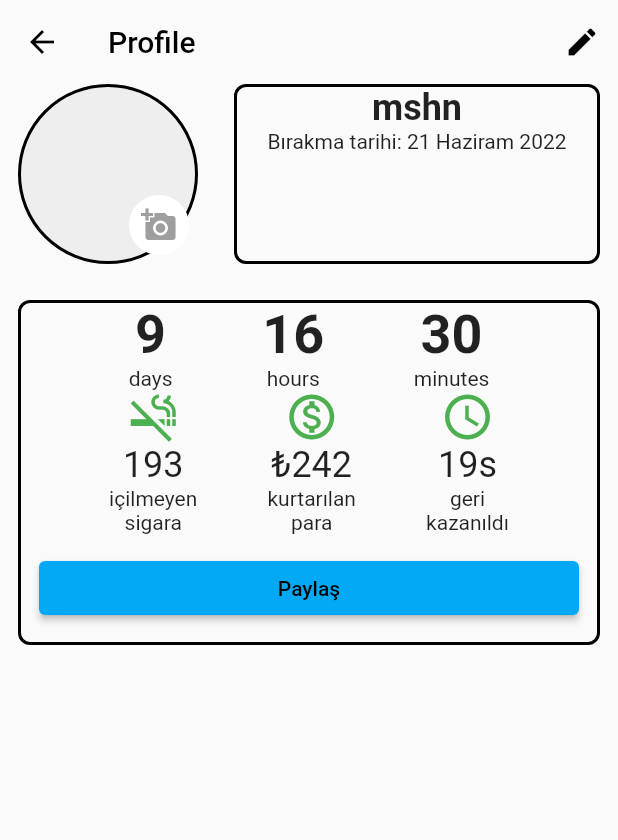
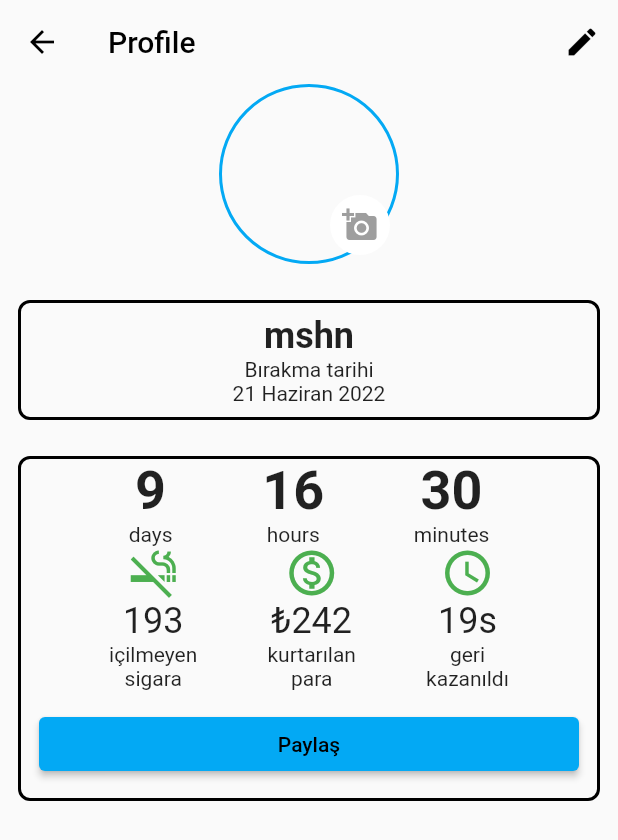
Before and after one commit to musahinist/quit_smoking, a Flutter app: the screen it shows after launch, scrolled down 576 dp, after a tap on the "share" icon, on a phone screen of 412 x 824 dp. Shown: the top 840 px of the screen. Run offline on Flutter 3.47's test engine with Material 2 defaults, Android fonts, the phone set to English and light mode, and no system bars; our stand-ins replace camera, flutter_riverpod, riverpod; missing offline and left inert: photo_manager.

Commit message:
change minor ui

```diff
--- a/lib/core/constant.dart
+++ b/lib/core/constant.dart
@@ -141,7 +141,7 @@ class Constant {
     {
       'duration': Duration(days: 100),
       "title":
-          "100 gün sonra, Canınızın çekmesi haftada bir kaç kereye kadar düşecek psikolojik bağımlılık kolay yönetilir olacaktır."
+          "100 gün sonra, Canınızın çekmesi haftada bir kaç kereye kadar düşecek ve daha kolay yönetilir olacaktır."
     },
     {
       'duration': Duration(days: 120),
--- a/lib/view/health/health_page.dart
+++ b/lib/view/health/health_page.dart
@@ -32,6 +32,7 @@ class HealthPage extends StatelessWidget {
                         borderRadius: BorderRadius.circular(12),
                         child: LinearProgressIndicator(
                           minHeight: 12,
+                          backgroundColor: Colors.lightBlue[100],
                           valueColor: AlwaysStoppedAnimation(
                               elapsed >= 1 ? Colors.green : Colors.blue),
                           value: elapsed,
--- a/lib/view/home/achievement_section.dart
+++ b/lib/view/home/achievement_section.dart
@@ -59,8 +59,11 @@ class AchievementSection extends StatelessWidget {
                                       '${elapsed > 1 ? 100 : (elapsed * 100).toStringAsFixed(0)}')
                                 ],
                               )),
-                          const Icon(Icons.health_and_safety_outlined,
-                              size: 80),
+                          const Icon(
+                            Icons.health_and_safety_outlined,
+                            size: 80,
+                            color: Colors.amber,
+                          ),
                           Text(Constant.achievements[i]['body']),
                         ],
                       ),
--- a/lib/view/home/daily_mood_section.dart
+++ b/lib/view/home/daily_mood_section.dart
@@ -87,13 +87,15 @@ class _DailyMoodSectionState extends State<DailyMoodSection> {
                       const Text('How was your mood?'),
                       Row(
                         children: [
-                          const Icon(Icons.mood_bad),
-                          Expanded(child:
-                              StatefulBuilder(builder: (context, setState) {
+                          const Icon(Icons.mood_bad, color: Colors.red),
+                          Expanded(
+                            child: StatefulBuilder(
+                              builder: (context, setState) {
                                 return SliderTheme(
                                   data: SliderThemeData(
                                     trackShape: GradientRectSliderTrackShape(
-                                    gradient: gradient, darkenInactive: false),
+                                        gradient: gradient,
+                                        darkenInactive: false),
                                   ),
                                   child: Slider(
                                     value: moodVal,
@@ -104,26 +106,30 @@ class _DailyMoodSectionState extends State<DailyMoodSection> {
                                     max: 5,
                                     onChanged: (val) {
                                       setStatus(i, val.toInt() - 1);
-
                                       moodVal = val;
                                       if (val > 1) {
                                         gradient = LinearGradient(
                                           colors: colors
                                               .take((val).toInt())
-                                              .toList());
+                                              .toList(),
+                                        );
                                       }
                                       setState(() {});
-                                  }),
+                                    },
+                                  ),
                                 );
-                          })),
-                          const Icon(Icons.mood),
+                              },
+                            ),
+                          ),
+                          const Icon(Icons.mood, color: Colors.lightBlue),
                         ],
                       ),
 
                       const SizedBox(height: 16),
 
                       TextFormField(
-                        maxLines: 5,
+                        maxLines: null,
+                        maxLength: 144,
                         decoration: const InputDecoration(
                             hintText: 'Comments',
                             border: OutlineInputBorder(
--- a/lib/view/home/health_section.dart
+++ b/lib/view/home/health_section.dart
@@ -40,20 +40,28 @@ class HealthSection extends StatelessWidget {
                         crossAxisAlignment: CrossAxisAlignment.start,
                         mainAxisAlignment: MainAxisAlignment.spaceBetween,
                         children: [
-                          Align(
-                            alignment: Alignment.topRight,
-                            child: Stack(
-                              alignment: Alignment.center,
-                              children: [
-                                CircularProgressIndicator(
-                                  valueColor: AlwaysStoppedAnimation(
-                                      elapsed < 1 ? Colors.blue : Colors.green),
-                                  value: elapsed,
+                          Row(
+                            children: [
+                              Expanded(
+                                child: ClipRRect(
+                                  borderRadius: BorderRadius.circular(12),
+                                  child: LinearProgressIndicator(
+                                    minHeight: 12,
+                                    backgroundColor: Colors.pinkAccent[100],
+                                    valueColor: AlwaysStoppedAnimation(
+                                        elapsed >= 1
+                                            ? Colors.green
+                                            : Colors.blue),
+                                    value: elapsed,
+                                  ),
                                 ),
-                                Text(
-                                    '${elapsed > 1 ? 100 : (elapsed * 100).toStringAsFixed(0)}')
-                              ],
-                            ),
+                              ),
+                              Padding(
+                                padding: const EdgeInsets.all(8.0),
+                                child: Text(
+                                    '${elapsed > 1 ? 100 : (elapsed * 100).toStringAsFixed(0)}%'),
+                              )
+                            ],
                           ),
                           const SizedBox(width: 12),
                           Text(Constant.healthStatus[i]['title']),
--- a/lib/view/profile/profile.page.dart
+++ b/lib/view/profile/profile.page.dart
@@ -26,15 +26,14 @@ class _ProfilePageState extends State<ProfilePage> {
       body: ListView(
         padding: const EdgeInsets.symmetric(horizontal: 12),
         children: [
-          Row(
-            children: [
-              Container(
+          Center(
+            child: Container(
               height: 120,
               width: 120,
               alignment: Alignment.bottomRight,
               decoration: BoxDecoration(
-                  color: Colors.grey.shade200,
-                  border: Border.all(width: 2),
+                //  color: Colors.grey.shade200,
+                border: Border.all(width: 2, color: Colors.lightBlue),
                 borderRadius: BorderRadius.circular(100),
                 image: photoUrl != null
                     ? DecorationImage(
@@ -69,24 +68,24 @@ class _ProfilePageState extends State<ProfilePage> {
                 },
               ),
             ),
-              const SizedBox(width: 24),
-              Expanded(
-                child: Container(
-                  height: 120,
+          ),
+          const SizedBox(height: 24),
+          Container(
+            padding: const EdgeInsets.all(8),
             decoration: BoxDecoration(
                 border: Border.all(width: 2),
                 borderRadius: BorderRadius.circular(8)),
             child: Column(
               children: [
                 const Text('mshn',
-                          style: TextStyle(
-                              fontSize: 24, fontWeight: FontWeight.bold)),
-                      const Text('Bırakma tarihi: 21 Haziram 2022')
+                    style:
+                        TextStyle(fontSize: 24, fontWeight: FontWeight.bold)),
+                const Text(
+                  'Bırakma tarihi\n21 Haziran 2022',
+                  textAlign: TextAlign.center,
+                )
               ],
             ),
-                ),
-              )
-            ],
           ),
           const SizedBox(height: 24),
           Container(
```
Lines whose indentation alone changed are shown as unchanged.
